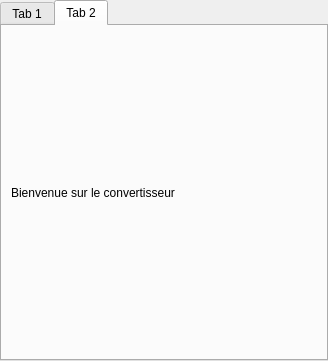
First picture: the form in design_calculatrice.ui, repository SandyTaillan/calculatrice, before the edit.
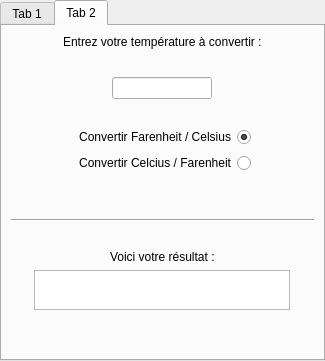
Second picture: the form after the edit.

Commit message: refonte de mon projet en incluant un convertisseur de température

What changed in the file:
```diff
--- a/design_calculatrice.ui
+++ b/design_calculatrice.ui
@@ -6,7 +6,7 @@
    <rect>
     <x>0</x>
     <y>0</y>
-    <width>328</width>
+    <width>325</width>
     <height>361</height>
    </rect>
   </property>
@@ -298,10 +298,174 @@
     <string>Tab 2</string>
    </attribute>
    <layout class="QGridLayout" name="gridLayout_2">
-    <item row="0" column="0">
-     <widget class="QLabel" name="label">
+    <item row="9" column="0">
+     <spacer name="verticalSpacer_4">
+      <property name="orientation">
+       <enum>Qt::Vertical</enum>
+      </property>
+      <property name="sizeHint" stdset="0">
+       <size>
+        <width>20</width>
+        <height>40</height>
+       </size>
+      </property>
+     </spacer>
+    </item>
+    <item row="14" column="0">
+     <spacer name="verticalSpacer_6">
+      <property name="orientation">
+       <enum>Qt::Vertical</enum>
+      </property>
+      <property name="sizeHint" stdset="0">
+       <size>
+        <width>20</width>
+        <height>40</height>
+       </size>
+      </property>
+     </spacer>
+    </item>
+    <item row="11" column="0">
+     <spacer name="verticalSpacer_5">
+      <property name="orientation">
+       <enum>Qt::Vertical</enum>
+      </property>
+      <property name="sizeHint" stdset="0">
+       <size>
+        <width>20</width>
+        <height>20</height>
+       </size>
+      </property>
+     </spacer>
+    </item>
+    <item row="0" column="0" alignment="Qt::AlignHCenter">
+     <widget class="QLabel" name="label_entrerTemp">
+      <property name="enabled">
+       <bool>true</bool>
+      </property>
+      <property name="maximumSize">
+       <size>
+        <width>225</width>
+        <height>30</height>
+       </size>
+      </property>
+      <property name="baseSize">
+       <size>
+        <width>0</width>
+        <height>10</height>
+       </size>
+      </property>
       <property name="text">
-       <string>Bienvenue sur le convertisseur</string>
+       <string>Entrez votre température à convertir :</string>
+      </property>
+      <property name="alignment">
+       <set>Qt::AlignJustify|Qt::AlignVCenter</set>
+      </property>
+     </widget>
+    </item>
+    <item row="3" column="0">
+     <spacer name="verticalSpacer_2">
+      <property name="orientation">
+       <enum>Qt::Vertical</enum>
+      </property>
+      <property name="sizeHint" stdset="0">
+       <size>
+        <width>10</width>
+        <height>10</height>
+       </size>
+      </property>
+     </spacer>
+    </item>
+    <item row="7" column="0" alignment="Qt::AlignHCenter">
+     <widget class="QRadioButton" name="radioButton_faren_cel">
+      <property name="layoutDirection">
+       <enum>Qt::RightToLeft</enum>
+      </property>
+      <property name="text">
+       <string>Convertir Farenheit / Celsius</string>
+      </property>
+      <property name="checked">
+       <bool>true</bool>
+      </property>
+     </widget>
+    </item>
+    <item row="10" column="0">
+     <widget class="Line" name="line">
+      <property name="orientation">
+       <enum>Qt::Horizontal</enum>
+      </property>
+     </widget>
+    </item>
+    <item row="12" column="0" alignment="Qt::AlignHCenter">
+     <widget class="QLabel" name="label_resultat">
+      <property name="minimumSize">
+       <size>
+        <width>60</width>
+        <height>0</height>
+       </size>
+      </property>
+      <property name="text">
+       <string>Voici votre résultat :</string>
+      </property>
+     </widget>
+    </item>
+    <item row="1" column="0">
+     <spacer name="verticalSpacer_3">
+      <property name="orientation">
+       <enum>Qt::Vertical</enum>
+      </property>
+      <property name="sizeHint" stdset="0">
+       <size>
+        <width>20</width>
+        <height>10</height>
+       </size>
+      </property>
+     </spacer>
+    </item>
+    <item row="8" column="0" alignment="Qt::AlignHCenter">
+     <widget class="QRadioButton" name="radioButton_cel_faren">
+      <property name="minimumSize">
+       <size>
+        <width>50</width>
+        <height>0</height>
+       </size>
+      </property>
+      <property name="layoutDirection">
+       <enum>Qt::RightToLeft</enum>
+      </property>
+      <property name="text">
+       <string>Convertir Celcius / Farenheit</string>
+      </property>
+     </widget>
+    </item>
+    <item row="2" column="0" alignment="Qt::AlignHCenter">
+     <widget class="QLineEdit" name="lineEdit_temperature">
+      <property name="minimumSize">
+       <size>
+        <width>10</width>
+        <height>0</height>
+       </size>
+      </property>
+      <property name="maximumSize">
+       <size>
+        <width>100</width>
+        <height>24</height>
+       </size>
+      </property>
+     </widget>
+    </item>
+    <item row="13" column="0" alignment="Qt::AlignHCenter">
+     <widget class="QTextEdit" name="textEdit">
+      <property name="minimumSize">
+       <size>
+        <width>40</width>
+        <height>0</height>
+       </size>
+      </property>
+      <property name="maximumSize">
+       <size>
+        <width>16777215</width>
+        <height>40</height>
+       </size>
       </property>
      </widget>
     </item>
```
Left out of the diff: 2 changed lines with no effect on the pictures. The commit also changes 8 other files.
